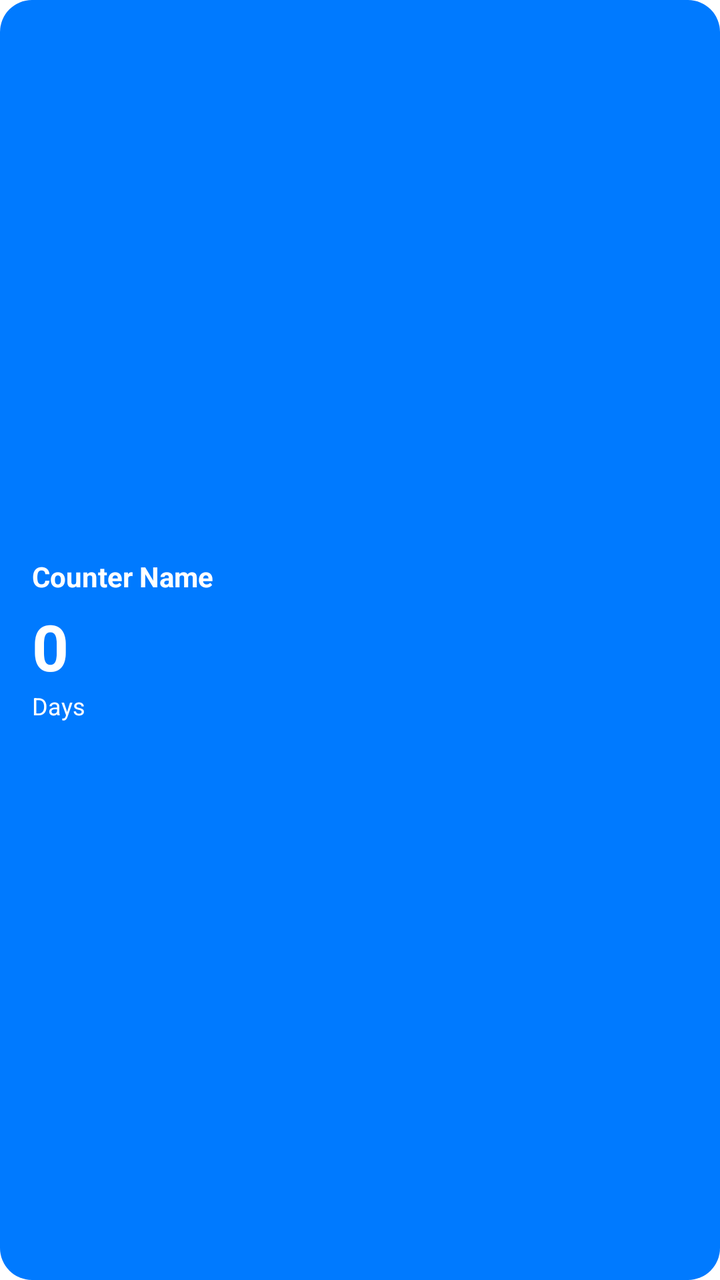
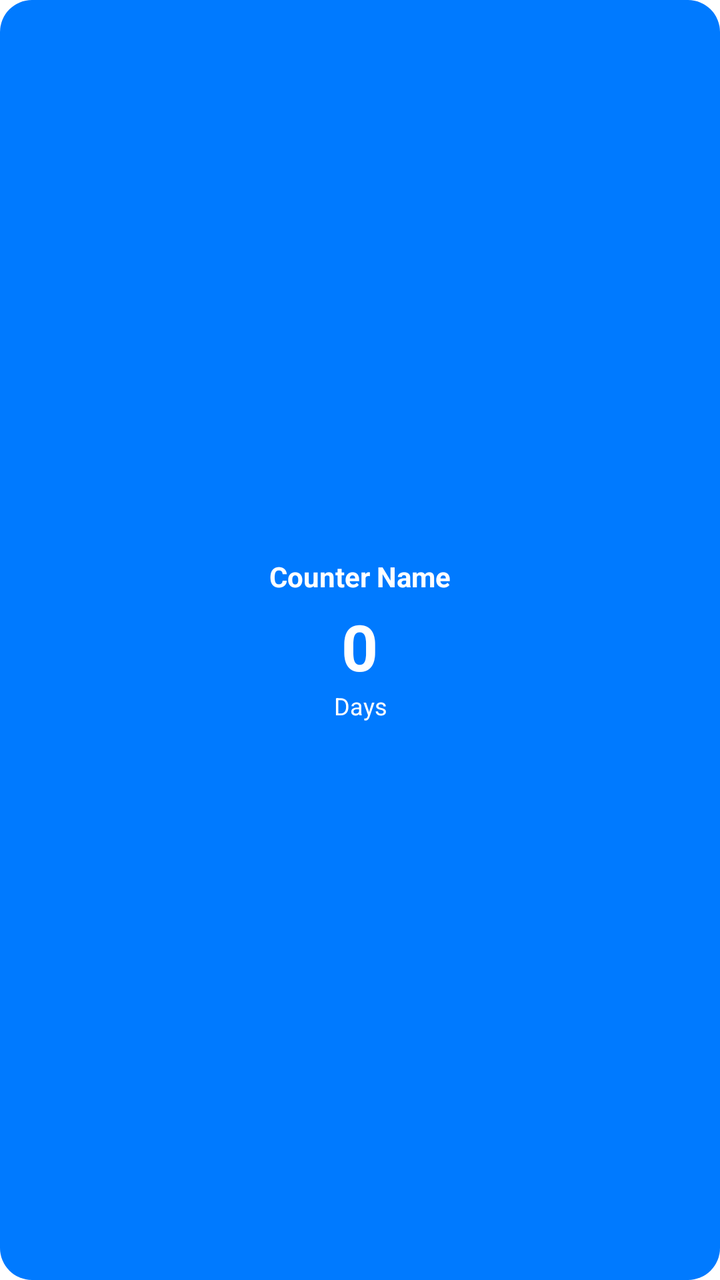

Two renders of the same Android screen: before a commit and after it. Below are the layout's source before the change and the commit's diff.
<!-- AndroidManifest.xml: fallback theme Theme.MaterialComponents.DayNight.NoActionBar -->
<!-- res/layout/widget_small.xml -->
<?xml version="1.0" encoding="utf-8"?>
<LinearLayout xmlns:android="http://schemas.android.com/apk/res/android"
    android:layout_width="match_parent"
    android:layout_height="match_parent"
    android:orientation="vertical"
    android:background="@drawable/widget_bg"
    android:padding="16dp"
    android:gravity="center_vertical"
    android:id="@+id/widget_root">

    <TextView
        android:id="@+id/tv_title"
        android:layout_width="wrap_content"
        android:layout_height="wrap_content"
        android:text="Counter Name"
        android:textColor="#FFFFFF"
        android:textSize="14sp"
        android:textStyle="bold"
        android:maxLines="1"
        android:ellipsize="end" />

    <TextView
        android:id="@+id/tv_count"
        android:layout_width="wrap_content"
        android:layout_height="wrap_content"
        android:text="0"
        android:textColor="#FFFFFF"
        android:textSize="32sp"
        android:textStyle="bold"
        android:layout_marginTop="4dp"/>

    <TextView
        android:id="@+id/tv_unit"
        android:layout_width="wrap_content"
        android:layout_height="wrap_content"
        android:text="Days"
        android:textColor="#FFFFFF"
        android:textSize="12sp" />
</LinearLayout>
<!-- resources referenced by this layout -->
<resources>
  <!-- drawable widget_bg (drawable) -->
  <?xml version="1.0" encoding="utf-8"?>
  <shape xmlns:android="http://schemas.android.com/apk/res/android">
      <solid android:color="#007AFF"/>
      <corners android:radius="16dp"/>
  </shape>
</resources>

<!-- the commit's change to res/layout/widget_small.xml (unified diff, before → after) -->
@@ -5,35 +5,41 @@
     android:orientation="vertical"
     android:background="@drawable/widget_bg"
     android:padding="16dp"
-    android:gravity="center_vertical"
+    android:gravity="center"
     android:id="@+id/widget_root">
 
     <TextView
         android:id="@+id/tv_title"
         android:layout_width="wrap_content"
         android:layout_height="wrap_content"
+        android:layout_gravity="center"
         android:text="Counter Name"
         android:textColor="#FFFFFF"
         android:textSize="14sp"
         android:textStyle="bold"
         android:maxLines="1"
-        android:ellipsize="end" />
+        android:ellipsize="end"
+        android:textAlignment="center" />
 
     <TextView
         android:id="@+id/tv_count"
         android:layout_width="wrap_content"
         android:layout_height="wrap_content"
+        android:layout_gravity="center"
         android:text="0"
         android:textColor="#FFFFFF"
         android:textSize="32sp"
         android:textStyle="bold"
-        android:layout_marginTop="4dp"/>
+        android:layout_marginTop="4dp"
+        android:textAlignment="center"/>
 
     <TextView
         android:id="@+id/tv_unit"
         android:layout_width="wrap_content"
         android:layout_height="wrap_content"
+        android:layout_gravity="center"
         android:text="Days"
         android:textColor="#FFFFFF"
-        android:textSize="12sp" />
+        android:textSize="12sp"
+        android:textAlignment="center" />
 </LinearLayout>
